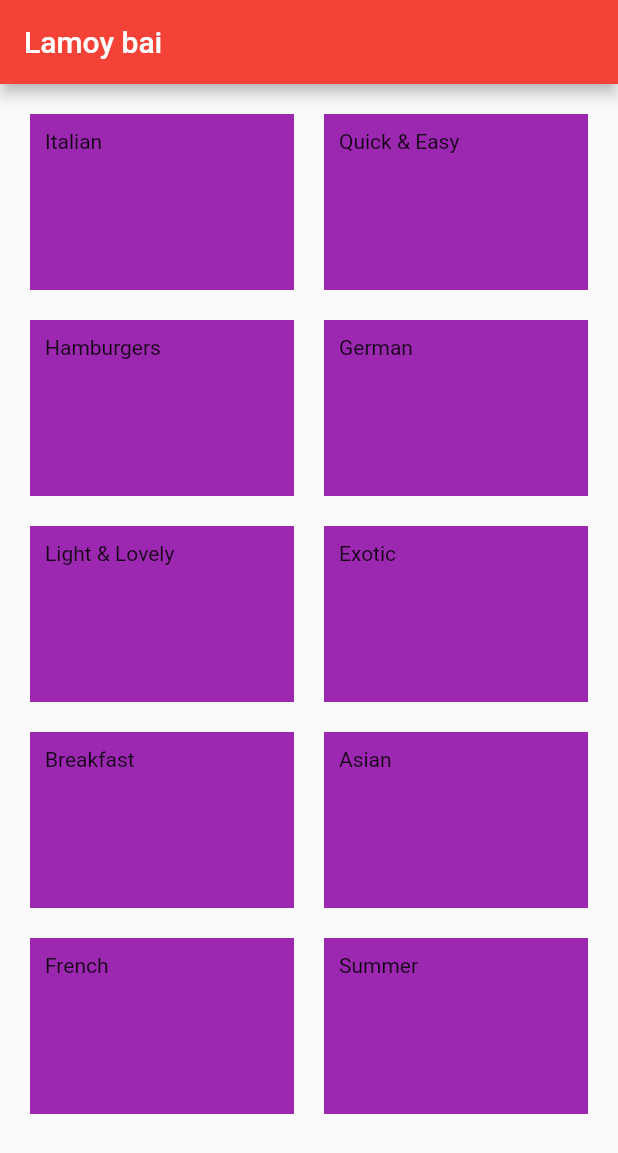
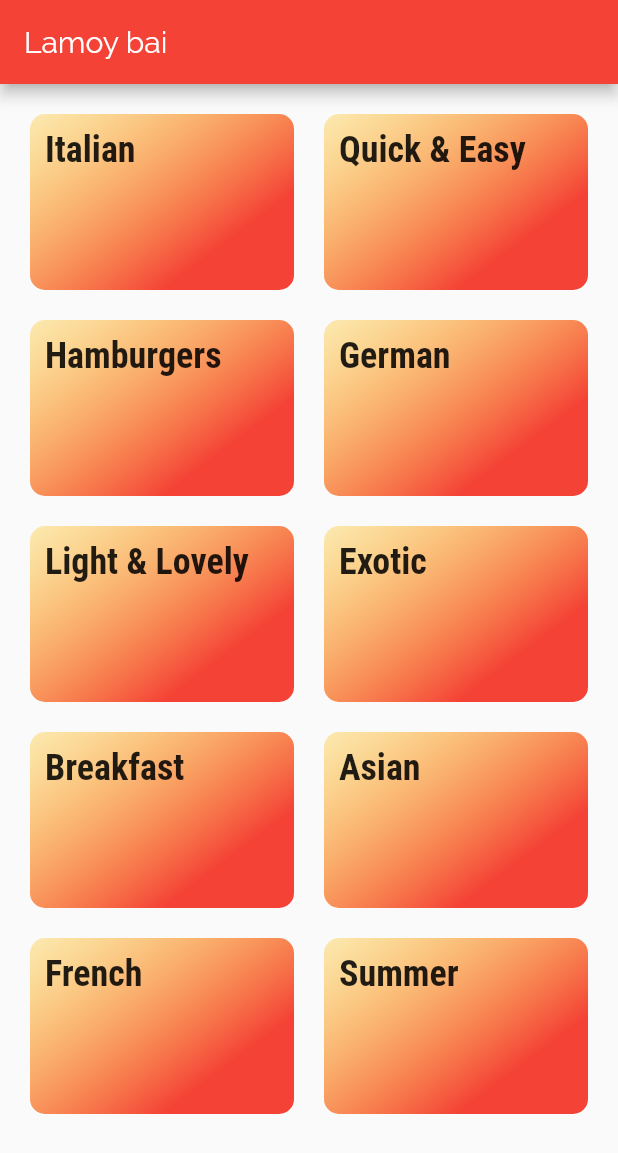
Before and after one commit to poolGolez/lamoy, a Flutter app: the screen it shows after launch, on a phone screen of 412 x 824 dp. Shown: the top 1153 px of the screen. Run offline on Flutter 3.47's test engine with Material 2 defaults, Android fonts, the phone set to English and light mode, and no system bars.

Commit message:
Add theme on application

```diff
--- a/lib/main.dart
+++ b/lib/main.dart
@@ -9,8 +9,17 @@ class LamoyApp extends StatelessWidget {
   Widget build(BuildContext context) {
     return MaterialApp(
       theme: ThemeData(
-        primarySwatch: Colors.red,
-      ),
+          primarySwatch: Colors.red,
+          accentColor: Colors.amberAccent,
+          // canvasColor: Colors.lightGreen[100]
+          fontFamily: 'Raleway',
+          textTheme: ThemeData.light().textTheme.copyWith(
+                headline6: TextStyle(
+                  fontFamily: 'RobotoCondensed',
+                  fontSize: 24,
+                  fontWeight: FontWeight.bold,
+                ),
+              )),
       home: CategoriesScreen(),
     );
   }
--- a/lib/widget/categories_screen.dart
+++ b/lib/widget/categories_screen.dart
@@ -23,6 +23,10 @@ class CategoriesScreen extends StatelessWidget {
           mainAxisSpacing: 20,
         ),
       ),
+      // floatingActionButton: FloatingActionButton(
+      //   onPressed: () {},
+      //   child: Icon(Icons.add),
+      // ),
     );
   }
 }
--- a/lib/widget/category_item.dart
+++ b/lib/widget/category_item.dart
@@ -11,9 +11,20 @@ class CategoryItem extends StatelessWidget {
   Widget build(BuildContext context) {
     return Container(
       padding: EdgeInsets.all(10),
-      child: Text(category.title),
+      child: Text(
+        category.title,
+        style: Theme.of(context).textTheme.headline6,
+      ),
       decoration: BoxDecoration(
-        color: Colors.purple,
+        gradient: LinearGradient(
+          colors: [
+            Colors.amber.withOpacity(0.3),
+            Colors.red,
+          ],
+          begin: AlignmentDirectional.topStart,
+          end: AlignmentDirectional.bottomCenter,
+        ),
+        borderRadius: BorderRadius.circular(10),
       ),
     );
   }
```
Also changed, not shown: pubspec.yaml (+17 -12 lines), assets/fonts/Raleway-Black.ttf (added), assets/fonts/Raleway-Bold.ttf (added), assets/fonts/Raleway-Regular.ttf (added), assets/fonts/RobotoCondensed-Bold.ttf (added), assets/fonts/RobotoCondensed-Italic.ttf (added), assets/fonts/RobotoCondensed-Light.ttf (added), assets/fonts/RobotoCondensed-Regular.ttf (added).
